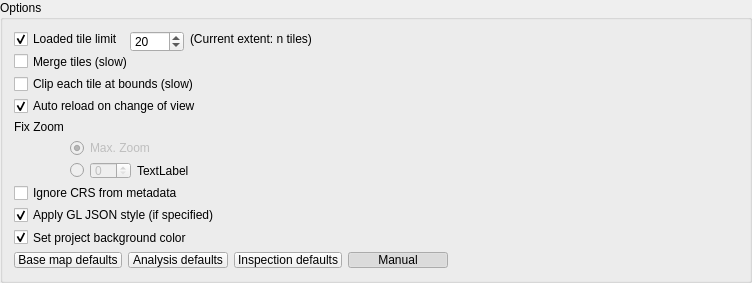
This is ui/options.ui in geometalab/Vector-Tiles-Reader-QGIS-Plugin as Qt 5 draws it before an edit. The edited form follows.
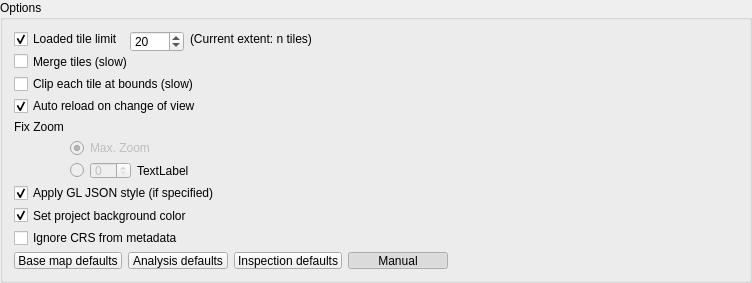
This is the edited form.

Commit message: "Ignore crs" checkbox moved to bottom

What changed in the file:
```diff
--- a/ui/options.ui
+++ b/ui/options.ui
@@ -125,6 +125,115 @@
      </item>
     </layout>
    </item>
+   <item row="12" column="0" colspan="2">
+    <layout class="QHBoxLayout" name="horizontalLayout_2">
+     <item>
+      <widget class="QPushButton" name="btnResetToBasemapDefaults">
+       <property name="minimumSize">
+        <size>
+         <width>100</width>
+         <height>0</height>
+        </size>
+       </property>
+       <property name="text">
+        <string>Base map defaults</string>
+       </property>
+       <property name="checkable">
+        <bool>true</bool>
+       </property>
+       <property name="checked">
+        <bool>false</bool>
+       </property>
+       <property name="autoExclusive">
+        <bool>true</bool>
+       </property>
+      </widget>
+     </item>
+     <item>
+      <widget class="QPushButton" name="btnResetToAnalysisDefaults">
+       <property name="minimumSize">
+        <size>
+         <width>100</width>
+         <height>0</height>
+        </size>
+       </property>
+       <property name="text">
+        <string>Analysis defaults</string>
+       </property>
+       <property name="checkable">
+        <bool>true</bool>
+       </property>
+       <property name="autoExclusive">
+        <bool>true</bool>
+       </property>
+      </widget>
+     </item>
+     <item>
+      <widget class="QPushButton" name="btnResetToInspectionDefaults">
+       <property name="minimumSize">
+        <size>
+         <width>100</width>
+         <height>0</height>
+        </size>
+       </property>
+       <property name="text">
+        <string>Inspection defaults</string>
+       </property>
+       <property name="checkable">
+        <bool>true</bool>
+       </property>
+       <property name="autoExclusive">
+        <bool>true</bool>
+       </property>
+      </widget>
+     </item>
+     <item>
+      <widget class="QPushButton" name="btnManualSettings">
+       <property name="minimumSize">
+        <size>
+         <width>100</width>
+         <height>0</height>
+        </size>
+       </property>
+       <property name="text">
+        <string>Manual</string>
+       </property>
+       <property name="checkable">
+        <bool>true</bool>
+       </property>
+       <property name="checked">
+        <bool>true</bool>
+       </property>
+       <property name="autoExclusive">
+        <bool>true</bool>
+       </property>
+      </widget>
+     </item>
+     <item>
+      <spacer name="horizontalSpacer_2">
+       <property name="orientation">
+        <enum>Qt::Horizontal</enum>
+       </property>
+       <property name="sizeHint" stdset="0">
+        <size>
+         <width>40</width>
+         <height>20</height>
+        </size>
+       </property>
+      </spacer>
+     </item>
+    </layout>
+   </item>
+   <item row="4" column="0" colspan="2">
+    <widget class="QCheckBox" name="chkAutoZoom">
+     <property name="text">
+      <string>Auto reload on change of view</string>
+     </property>
+     <property name="checked">
+      <bool>true</bool>
+     </property>
+    </widget>
+   </item>
    <item row="1" column="0" colspan="2">
     <layout class="QGridLayout" name="gridLayout_5" columnstretch="0,0,0,0">
      <property name="horizontalSpacing">
@@ -187,104 +296,15 @@
      </item>
     </layout>
    </item>
-   <item row="11" column="0" colspan="2">
-    <layout class="QHBoxLayout" name="horizontalLayout_2">
-     <item>
-      <widget class="QPushButton" name="btnResetToBasemapDefaults">
-       <property name="minimumSize">
-        <size>
-         <width>100</width>
-         <height>0</height>
-        </size>
-       </property>
-       <property name="text">
-        <string>Base map defaults</string>
-       </property>
-       <property name="checkable">
-        <bool>true</bool>
-       </property>
-       <property name="checked">
-        <bool>false</bool>
-       </property>
-       <property name="autoExclusive">
-        <bool>true</bool>
-       </property>
-      </widget>
-     </item>
-     <item>
-      <widget class="QPushButton" name="btnResetToAnalysisDefaults">
-       <property name="minimumSize">
-        <size>
-         <width>100</width>
-         <height>0</height>
-        </size>
-       </property>
-       <property name="text">
-        <string>Analysis defaults</string>
-       </property>
-       <property name="checkable">
-        <bool>true</bool>
-       </property>
-       <property name="autoExclusive">
-        <bool>true</bool>
-       </property>
-      </widget>
-     </item>
-     <item>
-      <widget class="QPushButton" name="btnResetToInspectionDefaults">
-       <property name="minimumSize">
-        <size>
-         <width>100</width>
-         <height>0</height>
-        </size>
-       </property>
-       <property name="text">
-        <string>Inspection defaults</string>
-       </property>
-       <property name="checkable">
-        <bool>true</bool>
-       </property>
-       <property name="autoExclusive">
-        <bool>true</bool>
-       </property>
-      </widget>
-     </item>
-     <item>
-      <widget class="QPushButton" name="btnManualSettings">
-       <property name="minimumSize">
-        <size>
-         <width>100</width>
-         <height>0</height>
-        </size>
-       </property>
-       <property name="text">
-        <string>Manual</string>
-       </property>
-       <property name="checkable">
-        <bool>true</bool>
-       </property>
-       <property name="checked">
-        <bool>true</bool>
-       </property>
-       <property name="autoExclusive">
-        <bool>true</bool>
-       </property>
-      </widget>
-     </item>
-     <item>
-      <spacer name="horizontalSpacer_2">
-       <property name="orientation">
-        <enum>Qt::Horizontal</enum>
-       </property>
-       <property name="sizeHint" stdset="0">
-        <size>
-         <width>40</width>
-         <height>20</height>
-        </size>
-       </property>
-      </spacer>
-     </item>
-    </layout>
+   <item row="10" column="0" colspan="2">
+    <widget class="QCheckBox" name="chkSetBackgroundColor">
+     <property name="text">
+      <string>Set project background color</string>
+     </property>
+     <property name="checked">
+      <bool>true</bool>
+     </property>
+    </widget>
    </item>
    <item row="5" column="0">
     <widget class="QLabel" name="label_5">
@@ -299,27 +319,7 @@
      </property>
     </widget>
    </item>
-   <item row="10" column="0" colspan="2">
-    <widget class="QCheckBox" name="chkSetBackgroundColor">
-     <property name="text">
-      <string>Set project background color</string>
-     </property>
-     <property name="checked">
-      <bool>true</bool>
-     </property>
-    </widget>
-   </item>
-   <item row="4" column="0" colspan="2">
-    <widget class="QCheckBox" name="chkAutoZoom">
-     <property name="text">
-      <string>Auto reload on change of view</string>
-     </property>
-     <property name="checked">
-      <bool>true</bool>
-     </property>
-    </widget>
-   </item>
-   <item row="8" column="0" colspan="2">
+   <item row="11" column="0" colspan="2">
     <widget class="QCheckBox" name="chkIgnoreCrsFromMetadata">
      <property name="toolTip">
       <string>If checked, EPSG:3857 will be used to calculate the tile extent from the current QGIS view extent</string>
```
The commit also changes 2 other files.
